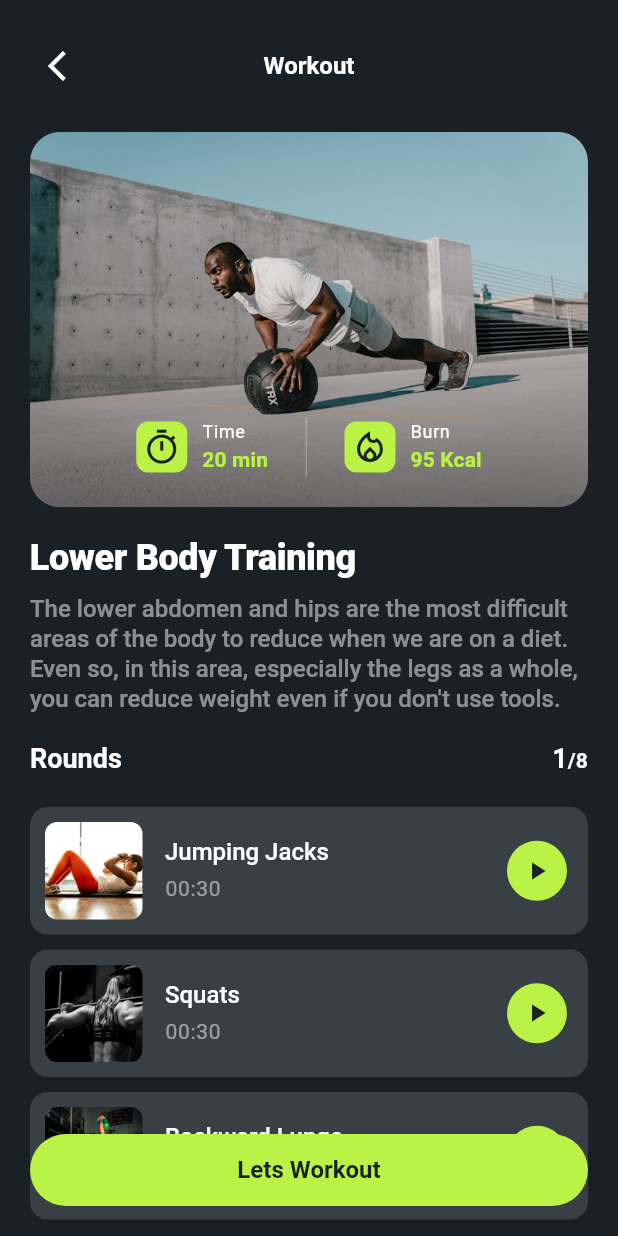
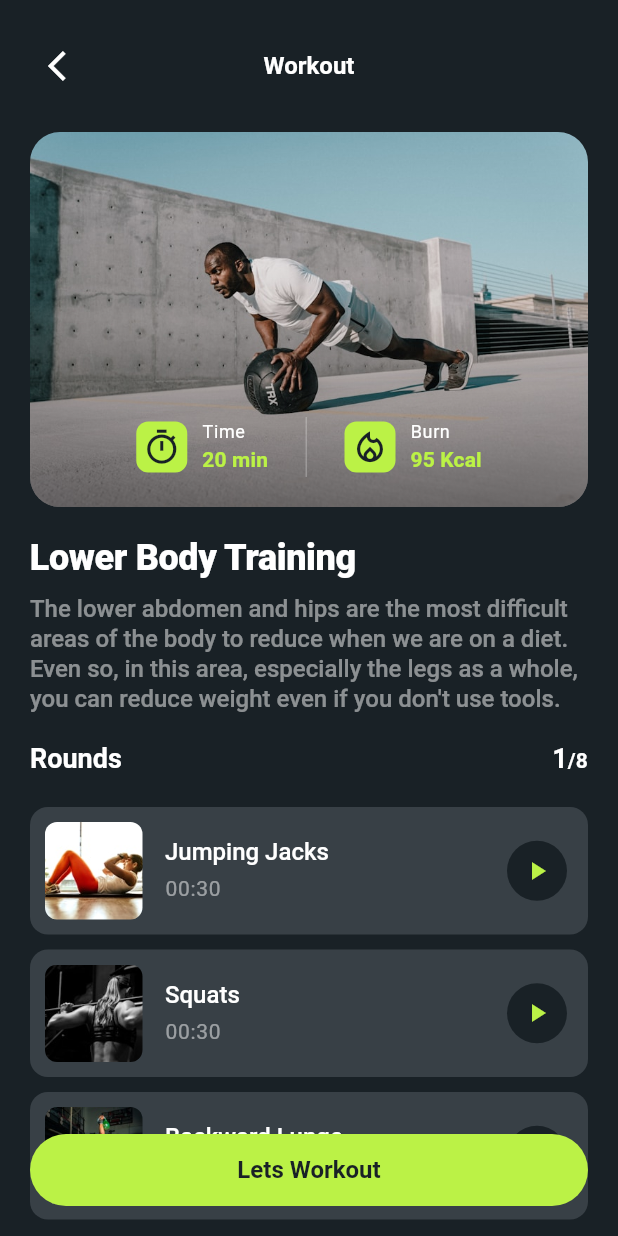
Before and after one commit to Reh4m/fitness-app-template, a Flutter app: the WorkoutScreen screen opened by its route, on a phone screen of 412 x 824 dp. Run offline on Flutter 3.47's test engine with Material 3 defaults, Android fonts, the phone set to English and light mode, and no system bars; our stand-ins replace google_fonts, hugeicons.

Commit message:
Style (ExerciseItem): Update 'start' button color

```diff
--- a/lib/src/screens/workout/widgets/exercise_item.dart
+++ b/lib/src/screens/workout/widgets/exercise_item.dart
@@ -49,10 +49,10 @@ class ExerciseItem extends StatelessWidget {
               ],
             ),
           ),
-          IconButton.filled(
+          IconButton.filledTonal(
             onPressed: () {},
             iconSize: 20,
-            icon: const Icon(Icons.play_arrow),
+            icon: Icon(Icons.play_arrow, color: theme.colorScheme.primary),
           ),
         ],
       ),
```
